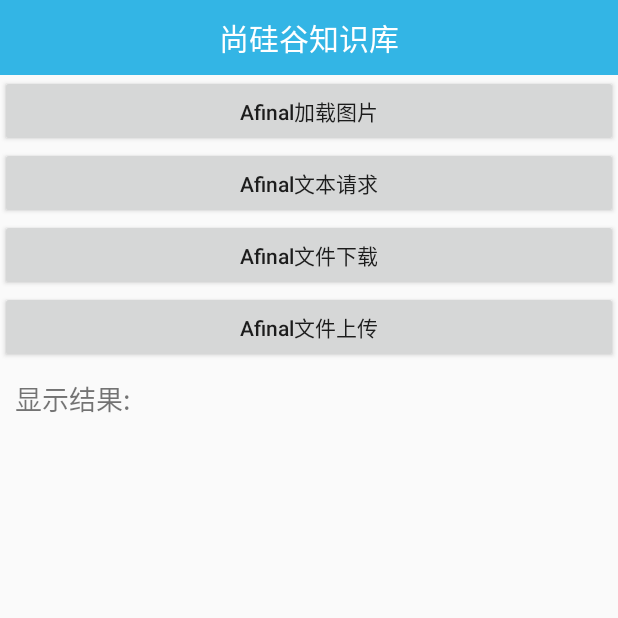
After one commit to MoeRookie/AtGuiGuCode, an Android app: the AFinalActivity screen opened directly, with no data from a screen before it, on a phone screen of 412 x 824 dp, the top half of it. The commit adds this screen. Run offline under Robolectric (Android 15) with nearby library versions, the phone set to English and light mode, and no system bars.

Commit message:
7、Afinal

```diff
--- a/app/src/main/AndroidManifest.xml
+++ b/app/src/main/AndroidManifest.xml
@@ -30,6 +30,7 @@
         <activity android:name=".xutils3.XUtils3MainActivity"></activity>
         <activity android:name=".xutils3.annotation.FragmentXUtils3Activity"/>
         <activity android:name=".xutils3.net.XUtils3NetActivity"/>
+        <activity android:name=".afinal.AFinalActivity"/>
     </application>
 
 </manifest>
--- /dev/null
+++ b/app/src/main/java/com/liqun/atguigucode/afinal/AFinalActivity.java
@@ -0,0 +1,22 @@
+package com.liqun.atguigucode.afinal;
+
+import android.app.Activity;
+import android.content.Context;
+import android.content.Intent;
+import android.os.Bundle;
+
+import com.liqun.atguigucode.R;
+
+public class AFinalActivity extends Activity {
+
+    public static Intent newIntent(Context packageContext) {
+        Intent intent = new Intent(packageContext, AFinalActivity.class);
+        return intent;
+    }
+
+    @Override
+    protected void onCreate(Bundle savedInstanceState) {
+        super.onCreate(savedInstanceState);
+        setContentView(R.layout.activity_afinal);
+    }
+}
--- a/app/src/main/java/com/liqun/atguigucode/fragment/CommonFrameFragment.java
+++ b/app/src/main/java/com/liqun/atguigucode/fragment/CommonFrameFragment.java
@@ -7,6 +7,7 @@ import android.widget.AdapterView;
 import android.widget.ListView;
 
 import com.liqun.atguigucode.R;
+import com.liqun.atguigucode.afinal.AFinalActivity;
 import com.liqun.atguigucode.json.activity.FastJsonActivity;
 import com.liqun.atguigucode.json.activity.GsonActivity;
 import com.liqun.atguigucode.json.activity.NativeParseActivity;
@@ -22,6 +23,7 @@ public class CommonFrameFragment extends BaseFragment {
     private static final String GSON = "gson";
     private static final String FAST_JSON = "fastjson";
     private static final String X_UTILS_3 = "xutils3";
+    private static final String A_FINAL = "afinal";
     private String[] mDatas;
     private ListView mListView;
     private CommonFrameFragmentAdapter mAdapter;
@@ -50,6 +52,9 @@ public class CommonFrameFragment extends BaseFragment {
                 } else if (X_UTILS_3.equals(data.toLowerCase())) {
                     Intent intent = XUtils3MainActivity.newIntent(mCtx);
                     startActivity(intent);
+                } else if (A_FINAL.equals(data.toLowerCase())) {
+                    Intent intent = AFinalActivity.newIntent(mCtx);
+                    startActivity(intent);
                 }
             }
         });
@@ -61,7 +66,7 @@ public class CommonFrameFragment extends BaseFragment {
         Log.e(TAG, "常用框架页面的数据被初始化了");
         // 初始化数据
         mDatas = new String[]{
-                "OKHttp", "NativeParse","Gson","FastJson","xUtils3","Retrofit2","Fresco",
+                "OKHttp", "NativeParse","Gson","FastJson","xUtils3","Afinal","Retrofit2","Fresco",
                 "Glide","greenDao","RxJava","volley",
                 "picasso","evenBus",
                 "jcvideoplayer","pulltorefresh","Expandablelistview","UniversalVideoView",
--- /dev/null
+++ b/app/src/main/res/layout/activity_afinal.xml
@@ -0,0 +1,51 @@
+<?xml version="1.0" encoding="utf-8"?>
+<LinearLayout xmlns:android="http://schemas.android.com/apk/res/android"
+    android:layout_width="match_parent"
+    android:layout_height="match_parent"
+    android:orientation="vertical">
+    <include layout="@layout/title_bar"/>
+    <Button
+        android:id="@+id/btn_image"
+        android:layout_width="match_parent"
+        android:layout_height="wrap_content"
+        android:text="Afinal加载图片"
+        android:textAllCaps="false"/>
+    <Button
+        android:id="@+id/btn_text"
+        android:layout_width="match_parent"
+        android:layout_height="wrap_content"
+        android:text="Afinal文本请求"
+        android:textAllCaps="false"/>
+    <Button
+        android:id="@+id/btn_download"
+        android:layout_width="match_parent"
+        android:layout_height="wrap_content"
+        android:text="Afinal文件下载"
+        android:textAllCaps="false"/>
+    <Button
+        android:id="@+id/btn_upload"
+        android:layout_width="match_parent"
+        android:layout_height="wrap_content"
+        android:text="Afinal文件上传"
+        android:textAllCaps="false"/>
+    <TextView
+        android:layout_margin="10dp"
+        android:layout_width="wrap_content"
+        android:layout_height="wrap_content"
+        android:text="显示结果: "
+        android:textSize="18sp"/>
+    <ImageView
+        android:id="@+id/iv_image"
+        android:layout_width="wrap_content"
+        android:layout_height="wrap_content"/>
+    <ScrollView
+        android:layout_margin="10dp"
+        android:layout_width="match_parent"
+        android:layout_height="match_parent">
+        <TextView
+            android:id="@+id/tv_result"
+            android:layout_width="match_parent"
+            android:layout_height="match_parent"
+            android:textSize="16sp"/>
+    </ScrollView>
+</LinearLayout>
```
